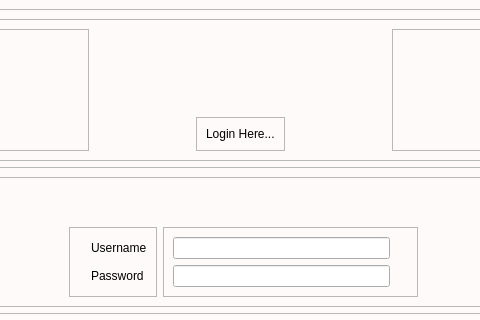
Old version of the form loginui.ui in the repository Aula72/fleetmanagementsystem; both pictures show x 262 to 742 and y 0 to 320 of the 999 by 624 pixel window.
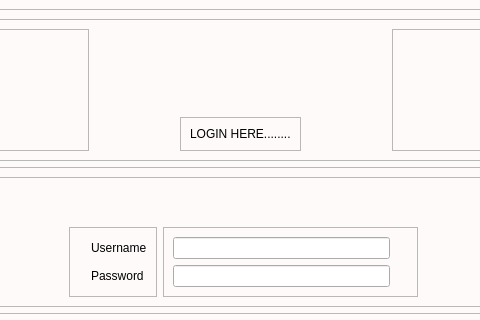
New version of the form. The open tabs and pages were chosen to show the change. Icons and pictures are not drawn.

What changed in the file:
```diff
--- a/loginui.ui
+++ b/loginui.ui
@@ -95,7 +95,7 @@
                  <item row="0" column="0">
                   <widget class="QLabel" name="label_4">
                    <property name="text">
-                    <string>Login Here...</string>
+                    <string>LOGIN HERE........</string>
                    </property>
                   </widget>
                  </item>
```
Left out of the diff: 10 changed lines with no effect on the pictures.
